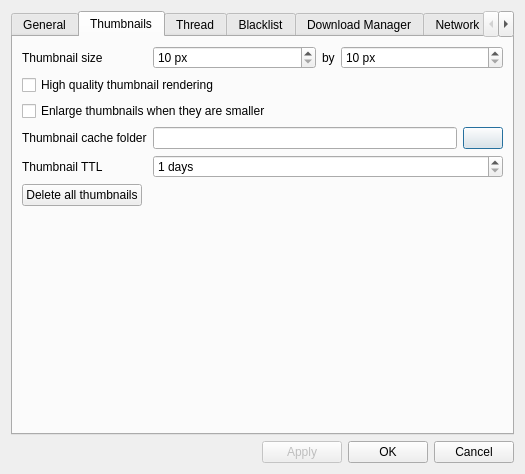
Old version of the form gui/uiconfig.ui in the repository itsr0b0tninja/fourchan-dl-reborn.
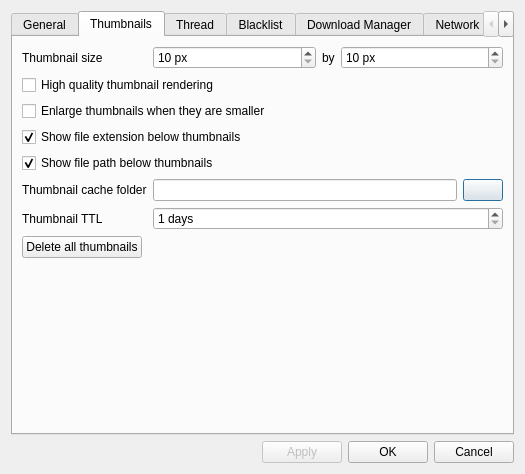
New version of the form. The open tabs and pages were chosen to show the change. Icons and pictures are not drawn.

Commit message: v1.1.0: video previews and configurable thumbnail captions [skip ci]

The edit to the form file:
```diff
--- a/gui/uiconfig.ui
+++ b/gui/uiconfig.ui
@@ -248,14 +248,34 @@
          </property>
         </widget>
        </item>
-       <item row="3" column="0">
+       <item row="3" column="0" colspan="2">
+        <widget class="QCheckBox" name="cbShowThumbnailExtension">
+         <property name="text">
+          <string>Show file extension below thumbnails</string>
+         </property>
+         <property name="checked">
+          <bool>true</bool>
+         </property>
+        </widget>
+       </item>
+       <item row="4" column="0" colspan="2">
+        <widget class="QCheckBox" name="cbShowThumbnailPath">
+         <property name="text">
+          <string>Show file path below thumbnails</string>
+         </property>
+         <property name="checked">
+          <bool>true</bool>
+         </property>
+        </widget>
+       </item>
+       <item row="5" column="0">
         <widget class="QLabel" name="label_14">
          <property name="text">
           <string>Thumbnail cache folder</string>
          </property>
         </widget>
        </item>
-       <item row="3" column="1">
+       <item row="5" column="1">
         <layout class="QHBoxLayout" name="horizontalLayout_5">
          <item>
           <widget class="QLineEdit" name="leThumbnailCacheFolder"/>
@@ -273,7 +293,7 @@
          </item>
         </layout>
        </item>
-       <item row="4" column="0">
+       <item row="6" column="0">
         <widget class="QLabel" name="label_16">
          <property name="toolTip">
           <string>Thumbnail Time to live</string>
@@ -283,7 +303,7 @@
          </property>
         </widget>
        </item>
-       <item row="4" column="1">
+       <item row="6" column="1">
         <widget class="QSpinBox" name="sbThumbnailTTL">
          <property name="sizePolicy">
           <sizepolicy hsizetype="Expanding" vsizetype="Fixed">
@@ -302,7 +322,7 @@
          </property>
         </widget>
        </item>
-       <item row="5" column="0" colspan="2">
+       <item row="7" column="0" colspan="2">
         <layout class="QHBoxLayout" name="horizontalLayout_7">
          <item>
           <widget class="QPushButton" name="btnDeleteAllThumbnails">
```
The commit also changes 12 other files.
